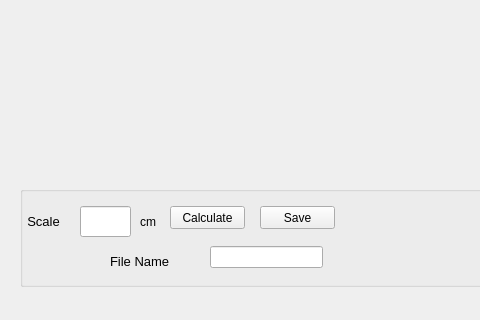
First picture: the form in Rowerator/painter.ui, repository phetmanski/ROWERATOR, before the edit; both pictures show x 0 to 480 and y 230 to 550 of the 700 by 550 pixel window.
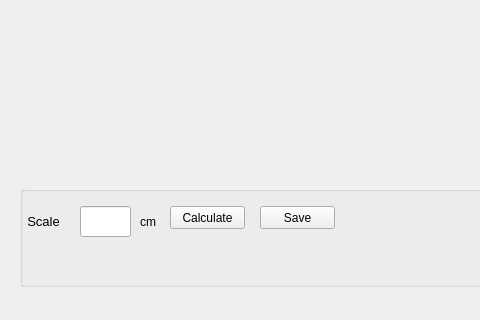
Second picture: the form after the edit. Custom widgets are drawn as their Qt base class.

Patch:
```diff
--- a/Rowerator/painter.ui
+++ b/Rowerator/painter.ui
@@ -193,34 +193,6 @@
       </rect>
      </property>
     </widget>
-    <widget class="QLineEdit" name="fileNameEdit">
-     <property name="geometry">
-      <rect>
-       <x>190</x>
-       <y>60</y>
-       <width>113</width>
-       <height>22</height>
-      </rect>
-     </property>
-    </widget>
-    <widget class="QLabel" name="label_2">
-     <property name="geometry">
-      <rect>
-       <x>90</x>
-       <y>50</y>
-       <width>91</width>
-       <height>51</height>
-      </rect>
-     </property>
-     <property name="font">
-      <font>
-       <pointsize>10</pointsize>
-      </font>
-     </property>
-     <property name="text">
-      <string>File Name</string>
-     </property>
-    </widget>
     <widget class="QLabel" name="debugWin">
      <property name="geometry">
       <rect>
```
Left out of the diff: 2 changed lines with no effect on the pictures.
